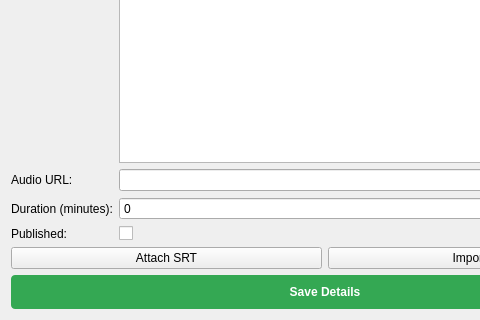
This is ui/exam_form_widget.ui in xuanbinh313/pyside6-jun-edu as Qt 5 draws it before an edit; both pictures show x 0 to 480 and y 100 to 420 of the 650 by 420 pixel window. The edited form follows.
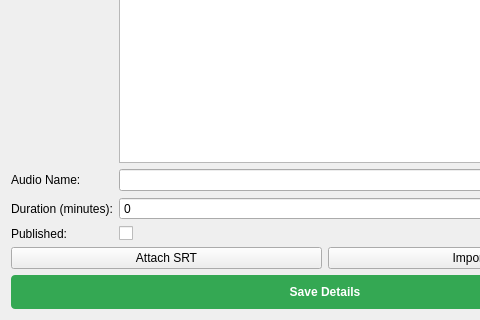
This is the edited form.

```diff
--- a/ui/exam_form_widget.ui
+++ b/ui/exam_form_widget.ui
@@ -39,7 +39,7 @@
      <item row="2" column="0">
       <widget class="QLabel" name="audio_label">
        <property name="text">
-        <string>Audio URL:</string>
+        <string>Audio Name:</string>
        </property>
       </widget>
      </item>
```
